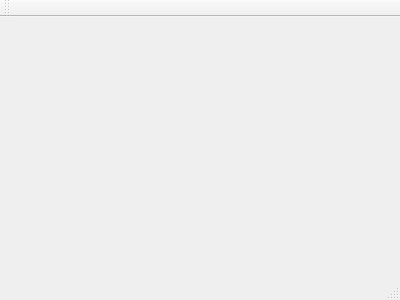
First picture: the form in mainwindow.ui, repository Mirko07998/MainAnt, before the edit.
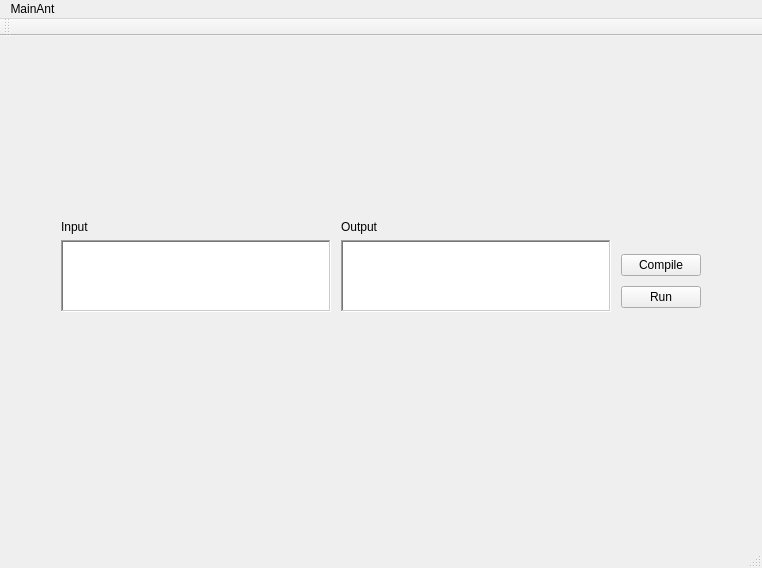
Second picture: the form after the edit.

The edit to the form file:
```diff
--- a/mainwindow.ui
+++ b/mainwindow.ui
@@ -1,24 +1,178 @@
 <ui version="4.0">
  <class>MainWindow</class>
- <widget class="QMainWindow" name="MainWindow" >
-  <property name="geometry" >
+ <widget class="QMainWindow" name="MainWindow">
+  <property name="geometry">
    <rect>
     <x>0</x>
     <y>0</y>
-    <width>400</width>
-    <height>300</height>
+    <width>762</width>
+    <height>568</height>
    </rect>
   </property>
   <property name="windowTitle" >
    <string>MainWindow</string>
   </property>
-  <widget class="QMenuBar" name="menuBar" />
-  <widget class="QToolBar" name="mainToolBar" />
-  <widget class="QWidget" name="centralWidget" />
-  <widget class="QStatusBar" name="statusBar" />
+  <widget class="QWidget" name="centralWidget">
+   <layout class="QVBoxLayout" name="verticalLayout_3">
+    <item>
+     <layout class="QHBoxLayout" name="horizontalLayout_2">
+      <property name="spacing">
+       <number>10</number>
+      </property>
+      <property name="sizeConstraint">
+       <enum>QLayout::SetFixedSize</enum>
+      </property>
+      <property name="leftMargin">
+       <number>50</number>
+      </property>
+      <property name="topMargin">
+       <number>150</number>
+      </property>
+      <property name="rightMargin">
+       <number>50</number>
+      </property>
+      <property name="bottomMargin">
+       <number>200</number>
+      </property>
+      <item>
+       <layout class="QVBoxLayout" name="input_vertical">
+        <property name="sizeConstraint">
+         <enum>QLayout::SetDefaultConstraint</enum>
+        </property>
+        <property name="rightMargin">
+         <number>0</number>
+        </property>
+        <item>
+         <widget class="QLabel" name="inputlabel">
+          <property name="text">
+           <string>Input</string>
+          </property>
+         </widget>
+        </item>
+        <item>
+         <widget class="QPlainTextEdit" name="input">
+          <property name="sizePolicy">
+           <sizepolicy hsizetype="Expanding" vsizetype="Maximum">
+            <horstretch>0</horstretch>
+            <verstretch>0</verstretch>
+           </sizepolicy>
+          </property>
+          <property name="autoFillBackground">
+           <bool>true</bool>
+          </property>
+          <property name="frameShape">
+           <enum>QFrame::WinPanel</enum>
+          </property>
+          <property name="frameShadow">
+           <enum>QFrame::Sunken</enum>
+          </property>
+          <property name="backgroundVisible">
+           <bool>false</bool>
+          </property>
+         </widget>
+        </item>
+       </layout>
+      </item>
+      <item>
+       <layout class="QVBoxLayout" name="output_vertical">
+        <item>
+         <widget class="QLabel" name="outputlabel">
+          <property name="text">
+           <string>Output</string>
+          </property>
+         </widget>
+        </item>
+        <item>
+         <widget class="QPlainTextEdit" name="output">
+          <property name="sizePolicy">
+           <sizepolicy hsizetype="Expanding" vsizetype="Maximum">
+            <horstretch>0</horstretch>
+            <verstretch>0</verstretch>
+           </sizepolicy>
+          </property>
+          <property name="frameShape">
+           <enum>QFrame::WinPanel</enum>
+          </property>
+          <property name="frameShadow">
+           <enum>QFrame::Sunken</enum>
+          </property>
+         </widget>
+        </item>
+       </layout>
+      </item>
+      <item>
+       <layout class="QVBoxLayout" name="buttons_vertical">
+        <property name="topMargin">
+         <number>30</number>
+        </property>
+        <item>
+         <widget class="QPushButton" name="Compile">
+          <property name="sizePolicy">
+           <sizepolicy hsizetype="Fixed" vsizetype="Fixed">
+            <horstretch>0</horstretch>
+            <verstretch>0</verstretch>
+           </sizepolicy>
+          </property>
+          <property name="text">
+           <string>Compile</string>
+          </property>
+          <property name="autoDefault">
+           <bool>false</bool>
+          </property>
+          <property name="default">
+           <bool>false</bool>
+          </property>
+          <property name="flat">
+           <bool>false</bool>
+          </property>
+         </widget>
+        </item>
+        <item>
+         <widget class="QPushButton" name="Run">
+          <property name="sizePolicy">
+           <sizepolicy hsizetype="Fixed" vsizetype="Fixed">
+            <horstretch>0</horstretch>
+            <verstretch>0</verstretch>
+           </sizepolicy>
+          </property>
+          <property name="text">
+           <string>Run</string>
+          </property>
+         </widget>
+        </item>
+       </layout>
+      </item>
+     </layout>
+    </item>
+   </layout>
+  </widget>
+  <widget class="QMenuBar" name="menuBar">
+   <property name="geometry">
+    <rect>
+     <x>0</x>
+     <y>0</y>
+     <width>762</width>
+     <height>22</height>
+    </rect>
+   </property>
+   <widget class="QMenu" name="menuMainAnt">
+    <property name="title">
+     <string>MainAnt</string>
+    </property>
+   </widget>
+   <addaction name="menuMainAnt"/>
+  </widget>
+  <widget class="QToolBar" name="mainToolBar">
+   <attribute name="toolBarArea">
+    <enum>TopToolBarArea</enum>
+   </attribute>
+   <attribute name="toolBarBreak">
+    <bool>false</bool>
+   </attribute>
+  </widget>
+  <widget class="QStatusBar" name="statusBar"/>
  </widget>
- <layoutDefault spacing="6" margin="11" />
- <pixmapfunction></pixmapfunction>
+ <layoutdefault spacing="6" margin="11"/>
  <resources/>
  <connections/>
 </ui>
```
Left out of the diff: 3 changed lines with no effect on the pictures.
